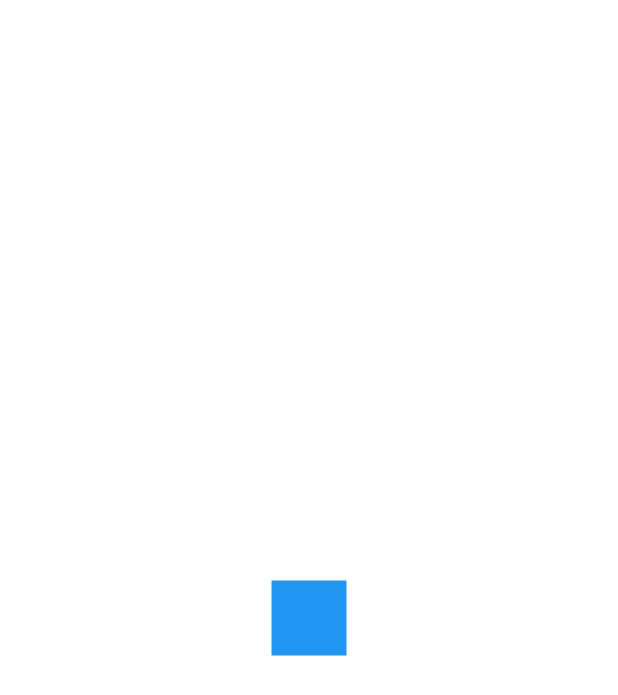
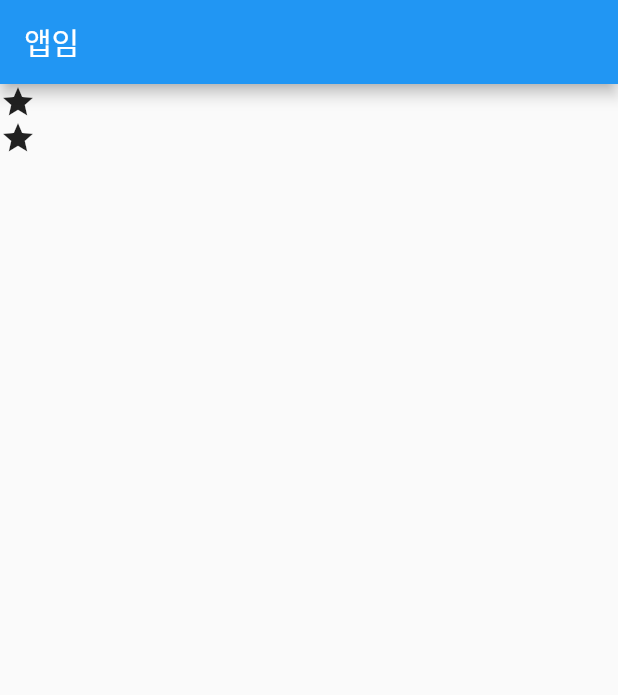
Before and after one commit to changDDAO/contact, a Flutter app: the screen it shows after launch, on a phone screen of 412 x 824 dp. Shown: the top 695 px of the screen. Run offline on Flutter 3.47's test engine with Material 2 defaults, Android fonts, the phone set to English and light mode, and no system bars.

Commit message:
use various widget

```diff
--- a/analysis_options.yaml
+++ b/analysis_options.yaml
@@ -26,6 +26,7 @@ linter:
     prefer_const_constructors_in_immutables : false
     prefer_const_constructors : false
     avoid_print : false
+    prefer_const_literals_to_create_immutables : false
     # avoid_print: false  # Uncomment to disable the `avoid_print` rule
     # prefer_single_quotes: true  # Uncomment to enable the `prefer_single_quotes` rule
 
--- a/lib/main.dart
+++ b/lib/main.dart
@@ -10,8 +10,16 @@ class MyApp extends StatelessWidget {
   @override
   Widget build(BuildContext context) {
     return MaterialApp(
-      home: Center(
-          child: Container(width: 50, height: 50, color: Colors.blue)
+      home: Scaffold(
+          appBar: AppBar( title : Text('앱임')),
+        body: Column(
+          children: [
+            Icon(Icons.star),
+            Icon(Icons.star),
+          ],
+        )
+
+
       )
     );
   }
```
